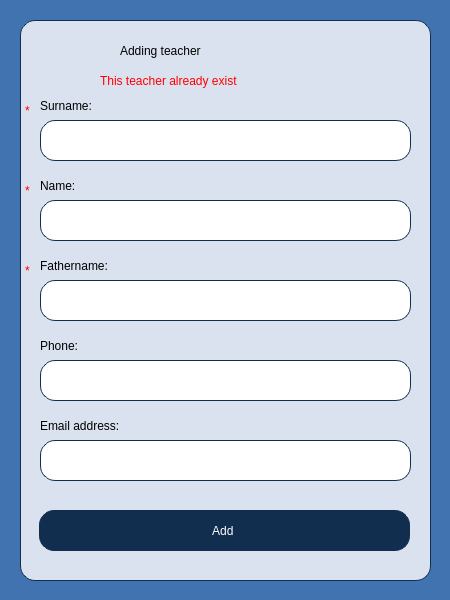
Above: Planner/teacheradding.ui from BeliaViktoria/Planner before the change. Below: the same form after it.
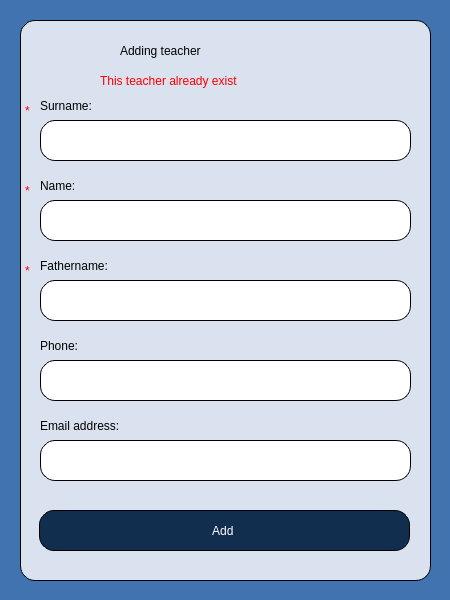
That is the form after the change.

Commit message: Border Color

What changed in the file:
```diff
--- a/Planner/teacheradding.ui
+++ b/Planner/teacheradding.ui
@@ -66,7 +66,7 @@
 border-radius:15px;
 border-style: solid;
 border-width: 1px;
-border-color: rgb(18, 46, 79);
+border-color:rgb(0, 0, 0);
 font: 14pt &quot;Gentium Book Basic&quot;;
 color:black;</string>
    </property>
@@ -109,7 +109,7 @@
 border-radius:15px;
 border-style: solid;
 border-width: 1px;
-border-color: rgb(18, 46, 79);
+border-color:rgb(0, 0, 0);
 font: 14pt &quot;Gentium Book Basic&quot;;
 color:black;</string>
    </property>
@@ -149,7 +149,7 @@
 border-radius:15px;
 border-style: solid;
 border-width: 1px;
-border-color: rgb(18, 46, 79);
+border-color:rgb(0, 0, 0);
 font: 14pt &quot;Gentium Book Basic&quot;;
 color:black;</string>
    </property>
@@ -225,7 +225,7 @@
 border-radius:15px;
 border-style: solid;
 border-width: 1px;
-border-color: rgb(18, 46, 79);
+border-color:rgb(0, 0, 0);
 font: 14pt &quot;Gentium Book Basic&quot;;
 color:black;</string>
    </property>
@@ -247,7 +247,7 @@
 border-radius:15px;
 border-style: solid;
 border-width: 1px;
-border-color: rgb(18, 46, 79);
+border-color:rgb(0, 0, 0);
 font: 14pt &quot;Gentium Book Basic&quot;;
 color:black;</string>
    </property>
@@ -269,7 +269,7 @@
 border-radius:15px;
 border-style: solid;
 border-width: 1px;
-border-color: rgb(18, 46, 79);</string>
+border-color:rgb(0, 0, 0);</string>
    </property>
    <widget class="QPushButton" name="pushButton_Add">
     <property name="geometry">
@@ -285,7 +285,7 @@
 border-radius:15px;
 border-style: solid;
 border-width: 1px;
-border-color: rgb(18, 46, 79);
+border-color:rgb(0, 0, 0);
 font: 75 20pt &quot;Gentium Book Basic&quot;;
 color:white;</string>
     </property>
```
The commit also changes 20 other files.
